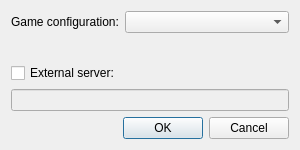
This is client/game/gamecreatedialog.ui in stephan-gh/SeaBattle as Qt 5 draws it before an edit. The edited form follows.
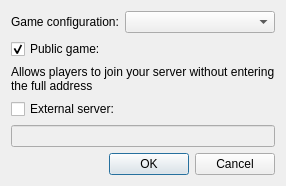
This is the edited form.

Commit message: Broadcast local games on local network

```diff
--- a/client/game/gamecreatedialog.ui
+++ b/client/game/gamecreatedialog.ui
@@ -2,18 +2,10 @@
 <ui version="4.0">
  <class>GameCreateDialog</class>
  <widget class="QDialog" name="GameCreateDialog">
-  <property name="geometry">
-   <rect>
-    <x>0</x>
-    <y>0</y>
-    <width>300</width>
-    <height>150</height>
-   </rect>
-  </property>
   <property name="windowTitle">
    <string>Create game</string>
   </property>
-  <layout class="QVBoxLayout" name="verticalLayout_2">
+  <layout class="QVBoxLayout" name="verticalLayout_3">
    <item>
     <layout class="QFormLayout" name="formLayout">
      <item row="0" column="0">
@@ -37,6 +29,30 @@
    </item>
    <item>
     <layout class="QVBoxLayout" name="verticalLayout">
+     <item>
+      <widget class="QCheckBox" name="checkBoxPublic">
+       <property name="text">
+        <string comment=" ">Public game:</string>
+       </property>
+       <property name="checked">
+        <bool>true</bool>
+       </property>
+      </widget>
+     </item>
+     <item>
+      <widget class="QLabel" name="labelPublic">
+       <property name="text">
+        <string>Allows players to join your server without entering the full address</string>
+       </property>
+       <property name="wordWrap">
+        <bool>true</bool>
+       </property>
+      </widget>
+     </item>
+    </layout>
+   </item>
+   <item>
+    <layout class="QVBoxLayout" name="verticalLayout_2">
      <item>
       <widget class="QCheckBox" name="checkBoxServer">
        <property name="text">
```
The commit also changes 18 other files.
